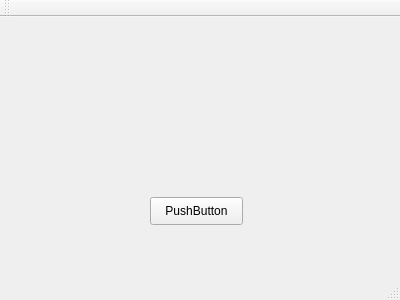
Old version of the form untitled3/mainwindow.ui in the repository andwang130/algorithm.
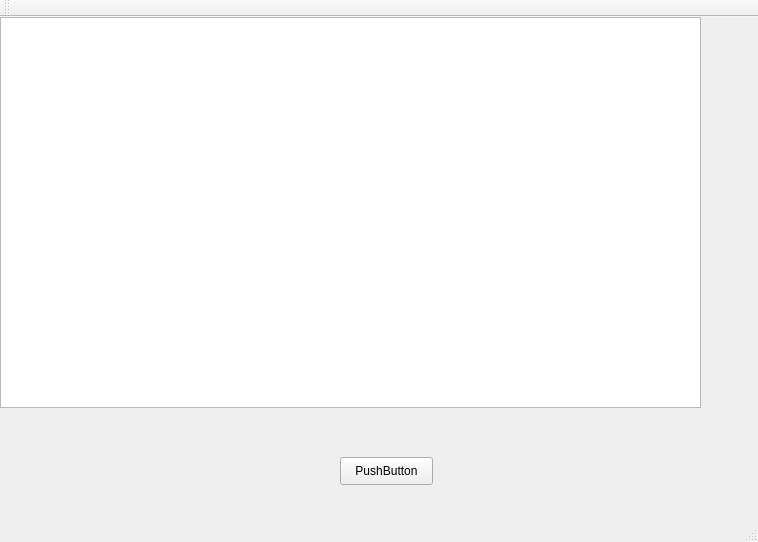
New version of the form.

```diff
--- a/untitled3/mainwindow.ui
+++ b/untitled3/mainwindow.ui
@@ -6,8 +6,8 @@
    <rect>
     <x>0</x>
     <y>0</y>
-    <width>400</width>
-    <height>300</height>
+    <width>758</width>
+    <height>542</height>
    </rect>
   </property>
   <property name="windowTitle">
@@ -17,8 +17,8 @@
    <widget class="QPushButton" name="pushButton">
     <property name="geometry">
      <rect>
-      <x>150</x>
-      <y>180</y>
+      <x>340</x>
+      <y>440</y>
       <width>93</width>
       <height>28</height>
      </rect>
@@ -27,6 +27,16 @@
      <string>PushButton</string>
     </property>
    </widget>
+   <widget class="QTableWidget" name="my_tab">
+    <property name="geometry">
+     <rect>
+      <x>0</x>
+      <y>0</y>
+      <width>701</width>
+      <height>391</height>
+     </rect>
+    </property>
+   </widget>
   </widget>
   <widget class="QMenuBar" name="menuBar">
    <property name="geometry">
```
Left out of the diff: 2 changed lines with no effect on the pictures.
